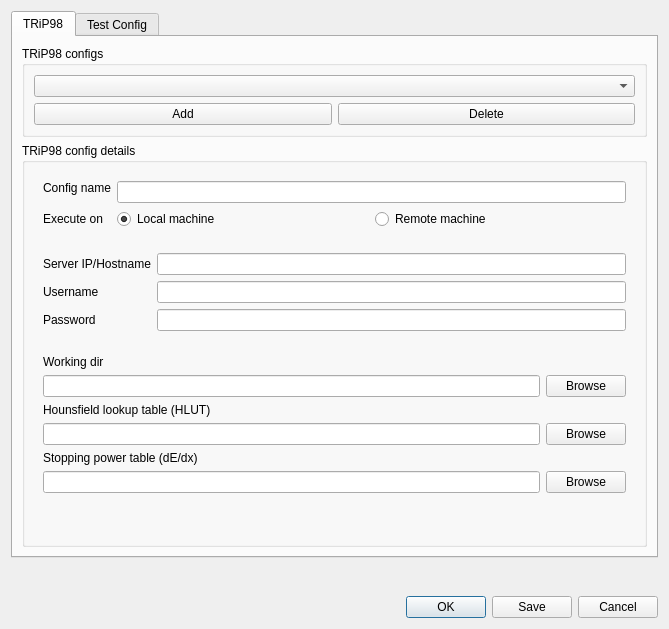
First picture: the form in pytripgui/view/trip_config.ui, repository pytrip/pytripgui, before the edit.
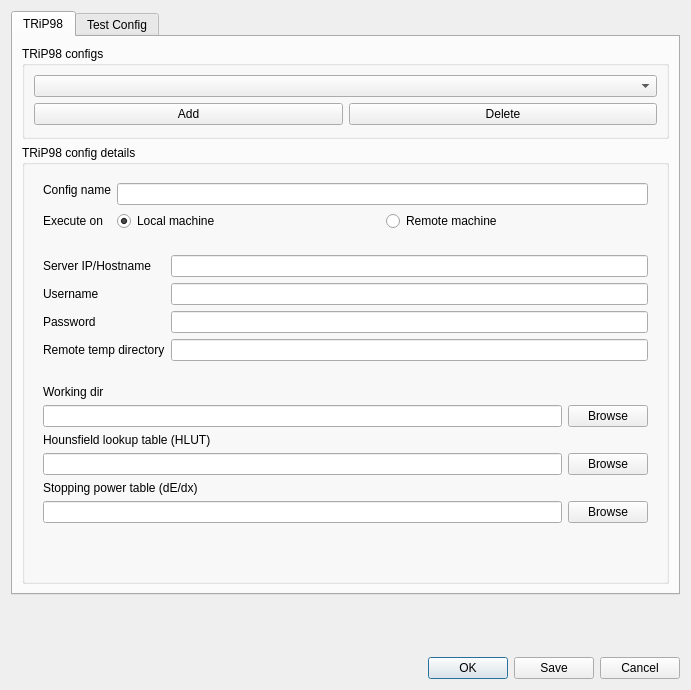
Second picture: the form after the edit. The open tabs and pages were chosen to show the change.

Patch:
```diff
--- a/pytripgui/view/trip_config.ui
+++ b/pytripgui/view/trip_config.ui
@@ -6,8 +6,8 @@
    <rect>
     <x>0</x>
     <y>0</y>
-    <width>669</width>
-    <height>629</height>
+    <width>691</width>
+    <height>690</height>
    </rect>
   </property>
   <property name="windowTitle">
@@ -360,6 +360,16 @@
                 </property>
                </widget>
               </item>
+              <item row="3" column="0">
+               <widget class="QLabel" name="wdirRemote_label">
+                <property name="text">
+                 <string>Remote temp directory</string>
+                </property>
+               </widget>
+              </item>
+              <item row="3" column="1">
+               <widget class="QLineEdit" name="wdirRemote_lineEdit"/>
+              </item>
              </layout>
             </widget>
            </widget>
```
Left out of the diff: 2 changed lines with no effect on the pictures.
